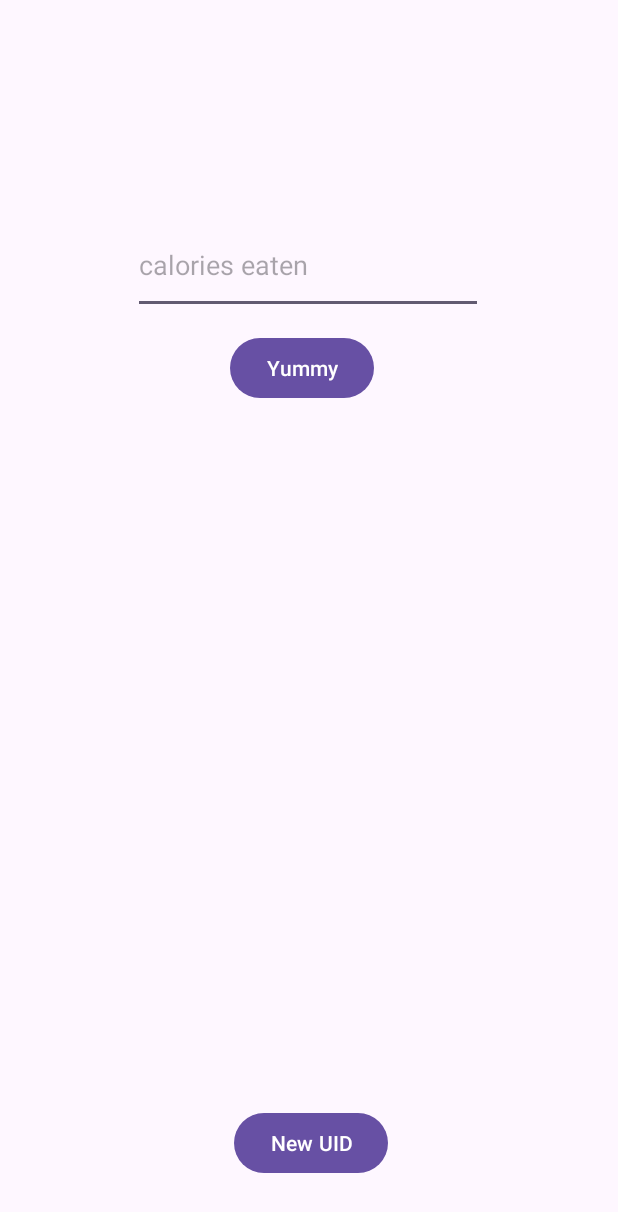
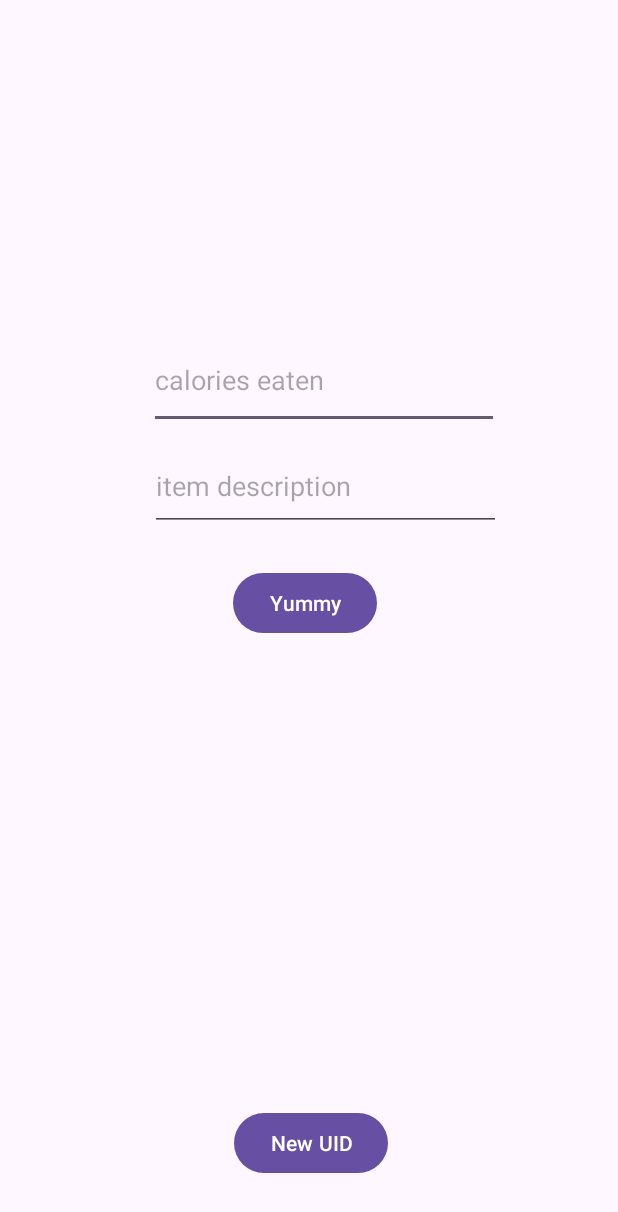
Before and after one commit to SomethingGeneric/GooberEats, an Android app: the screen it shows after launch (MainActivity), on a phone screen of 412 x 824 dp. Shown: the top 1212 px of the screen. Run offline under Robolectric (Android 15) with nearby library versions, the phone set to English and light mode, and no system bars.

Commit message:
rollback AGP bump, thanks renovate

```diff
--- a/GooberEats/app/src/main/java/cloud/goober/goobereats/MainActivity.java
+++ b/GooberEats/app/src/main/java/cloud/goober/goobereats/MainActivity.java
@@ -31,9 +31,10 @@ public class MainActivity extends AppCompatActivity {
 
     private TextView calSpentView;
     private EditText submitNewCal;
+    private EditText submitItemDesc;
 
     private static final SecureRandom secureRandom = new SecureRandom();
-    private static final String CHARACTERS = "ABCDEFGHIJKLMNOPQRSTUVWXYZabcdefghijklmnopqrstuvwxyz0123456789";
+    private static final String CHARACTERS = "abcdefghijklmnopqrstuvwxyz0123456789";
     private static final int STRING_LENGTH = 64;
 
     @Override
@@ -56,6 +57,7 @@ public class MainActivity extends AppCompatActivity {
         new FetchDataTask().execute(); // TODO: annotated as deprecated?
 
         submitNewCal = findViewById(R.id.submitNewCal);
+        submitItemDesc = findViewById(R.id.newItemDesc);
 
         findViewById(R.id.submitCalButton).setOnClickListener(new View.OnClickListener() {
             @Override
@@ -167,11 +169,13 @@ public class MainActivity extends AppCompatActivity {
     // Method to get user input and make a POST request
     private void submitCalorieData() {
         String userInput = submitNewCal.getText().toString().trim();
+        String itemDesc = submitItemDesc.getText().toString().trim();
 
         if (!userInput.isEmpty()) {
             // Call AsyncTask to perform the POST request
-            new PostCalorieTask(userInput).execute();
+            new PostCalorieTask(userInput, itemDesc).execute();
             submitNewCal.setText("");
+            submitItemDesc.setText("");
         } else {
             Toast.makeText(MainActivity.this, "Input cannot be empty", Toast.LENGTH_SHORT).show();
         }
@@ -180,10 +184,12 @@ public class MainActivity extends AppCompatActivity {
     // AsyncTask to perform POST request in the background
     private class PostCalorieTask extends AsyncTask<Void, Void, String> {
         private String userInput;
+        private String itemDesc;
         private Exception exception;
 
-        public PostCalorieTask(String userInput) {
+        public PostCalorieTask(String userInput, String itemDesc) {
             this.userInput = userInput;
+            this.itemDesc = itemDesc;
         }
 
         @Override
@@ -209,6 +215,7 @@ public class MainActivity extends AppCompatActivity {
                 JSONObject jsonBody = new JSONObject();
                 jsonBody.put("kcal", newcals);
                 jsonBody.put("id", truegetUserID());
+                jsonBody.put("desc", itemDesc);
 
                 // Write the JSON data to the request body
                 try (OutputStream os = connection.getOutputStream()) {
--- a/GooberEats/app/src/main/res/layout/activity_main.xml
+++ b/GooberEats/app/src/main/res/layout/activity_main.xml
@@ -18,31 +18,33 @@
         app:layout_constraintStart_toStartOf="parent"
         app:layout_constraintTop_toTopOf="parent" />
 
+    <Button
+        android:id="@+id/submitCalButton"
+        android:layout_width="wrap_content"
+        android:layout_height="wrap_content"
+        android:layout_marginStart="155dp"
+        android:layout_marginTop="92dp"
+        android:layout_marginEnd="165dp"
+        android:text="Yummy"
+        app:layout_constraintEnd_toEndOf="parent"
+        app:layout_constraintHorizontal_bias="0.0"
+        app:layout_constraintStart_toStartOf="parent"
+        app:layout_constraintTop_toBottomOf="@+id/submitNewCal" />
+
     <EditText
         android:id="@+id/submitNewCal"
         android:layout_width="233dp"
         android:layout_height="65dp"
         android:layout_marginStart="100dp"
-        android:layout_marginTop="67dp"
+        android:layout_marginTop="144dp"
         android:layout_marginEnd="101dp"
         android:ems="10"
         android:hint="calories eaten"
         android:inputType="text"
         app:layout_constraintEnd_toEndOf="parent"
+        app:layout_constraintHorizontal_bias="0.043"
         app:layout_constraintStart_toStartOf="parent"
         app:layout_constraintTop_toBottomOf="@+id/calSpentView" />
-
-    <Button
-        android:id="@+id/submitCalButton"
-        android:layout_width="wrap_content"
-        android:layout_height="wrap_content"
-        android:layout_marginStart="155dp"
-        android:layout_marginTop="12dp"
-        android:layout_marginEnd="165dp"
-        android:text="Yummy"
-        app:layout_constraintEnd_toEndOf="parent"
-        app:layout_constraintStart_toStartOf="parent"
-        app:layout_constraintTop_toBottomOf="@+id/submitNewCal" />
 
     <Button
         android:id="@+id/resetButton"
@@ -55,4 +57,20 @@
         app:layout_constraintBottom_toBottomOf="parent"
         app:layout_constraintEnd_toEndOf="parent"
         app:layout_constraintStart_toStartOf="parent" />
+
+    <EditText
+        android:id="@+id/newItemDesc"
+        android:layout_width="234dp"
+        android:layout_height="60dp"
+        android:layout_marginStart="99dp"
+        android:layout_marginTop="8dp"
+        android:layout_marginEnd="78dp"
+        android:layout_marginBottom="24dp"
+        android:ems="10"
+        android:hint="item description"
+        android:inputType="text"
+        app:layout_constraintBottom_toTopOf="@+id/submitCalButton"
+        app:layout_constraintEnd_toEndOf="parent"
+        app:layout_constraintStart_toStartOf="parent"
+        app:layout_constraintTop_toBottomOf="@+id/submitNewCal" />
 </androidx.constraintlayout.widget.ConstraintLayout>
--- a/GooberEats/gradle/libs.versions.toml
+++ b/GooberEats/gradle/libs.versions.toml
@@ -1,5 +1,5 @@
 [versions]
-agp = "8.6.1"
+agp = "8.4.1"
 junit = "4.13.2"
 junitVersion = "1.2.1"
 espressoCore = "3.6.1"
```
